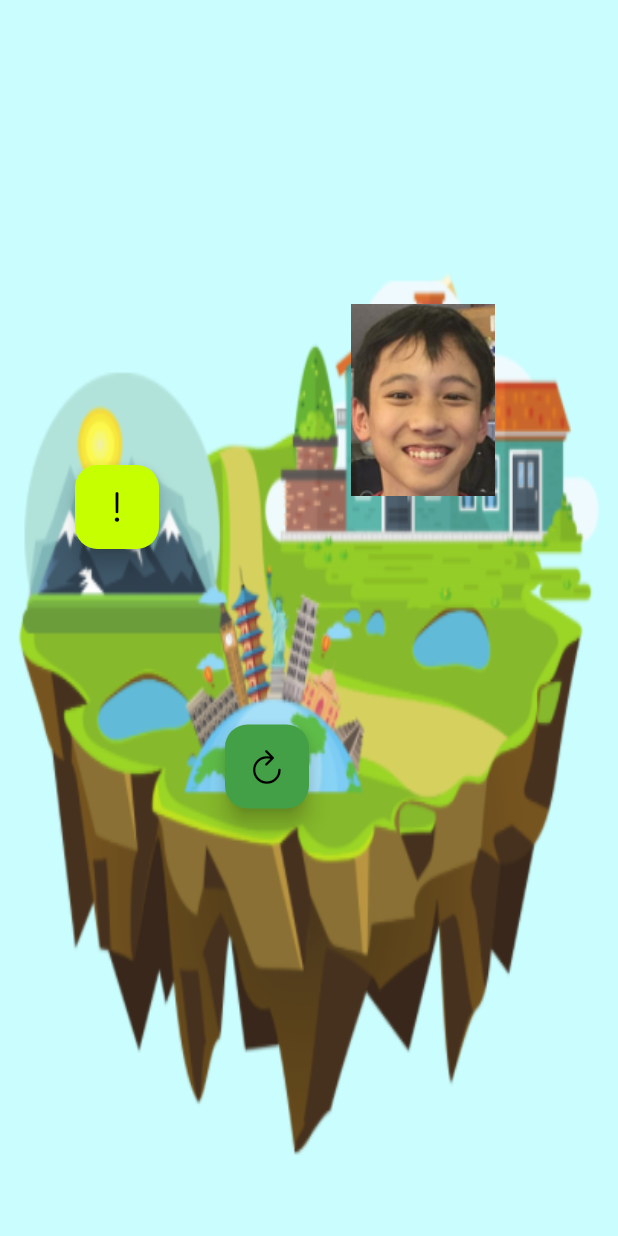
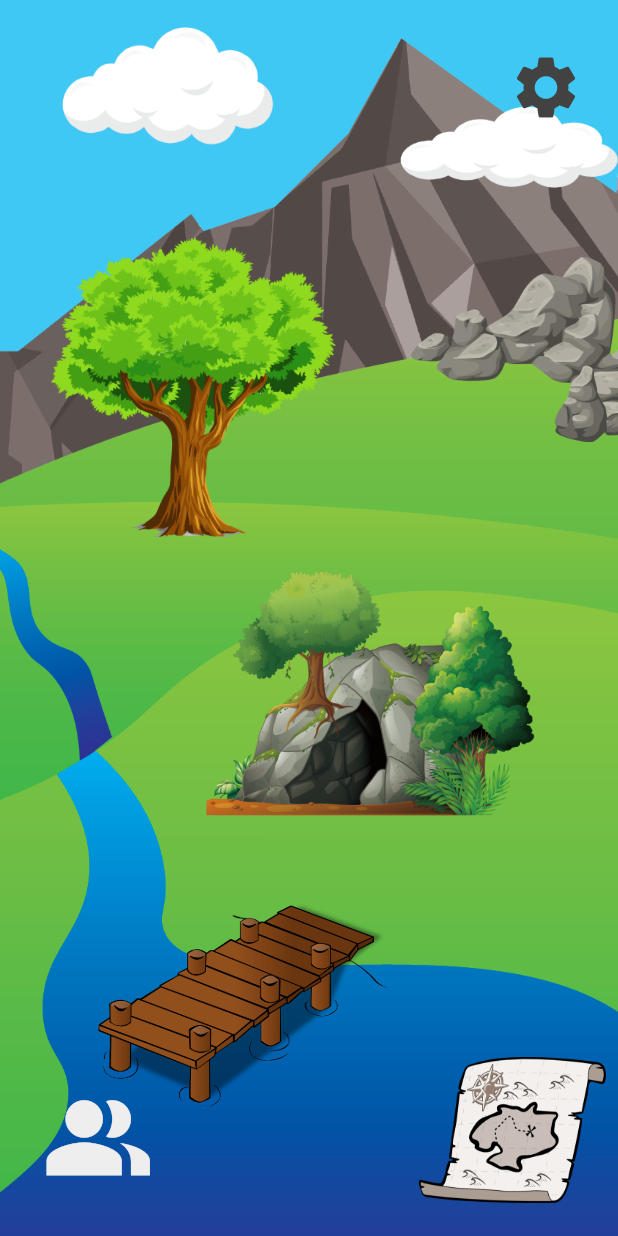
Before and after one commit to Impact2585/kolubra, a Flutter app: the screen it shows after launch, on a phone screen of 412 x 824 dp. Run offline on Flutter 3.47's test engine with Material 2 defaults, Android fonts, the phone set to English and light mode, and no system bars; missing offline and left inert: fit_kit, hovering.

Commit message:
Main screen

```diff
--- a/lib/Achievement.dart
+++ b/lib/Achievement.dart
@@ -76,7 +76,7 @@ class _Achievement extends State<Achievement> {
                               Text(
                                 ach.text,
                                 style: TextStyle(
-                                    fontSize: 30, color: Colors.white),
+                                    fontSize: 20, color: Colors.white),
                               ),
                               SizedBox(height: 5),
                               new Row(
@@ -86,13 +86,13 @@ class _Achievement extends State<Achievement> {
                                   Text(
                                     " " + ach.reward.toString(),
                                     style: TextStyle(
-                                        fontSize: 40,
+                                        fontSize: 20,
                                         color: Colors.limeAccent[400]),
                                   ),
                                   Text(
                                     " " + ach.achType,
                                     style: TextStyle(
-                                        fontSize: 40,
+                                        fontSize: 20,
                                         color: Colors.limeAccent[400]),
                                   ),
                                 ],
--- a/lib/AchievementTracker.dart
+++ b/lib/AchievementTracker.dart
@@ -46,14 +46,23 @@ class AchievementTracker {
                               Tab(
                                 child: Align(
                                   alignment: Alignment.center,
-                                  child: Text("QUESTS", textScaleFactor: 3),
+                                  child: Text(
+                                    "QUESTS",
+                                    textScaleFactor: 3,
+                                    style: TextStyle(
+                                        fontFamily: 'LeavesAndGround'),
+                                  ),
                                 ),
                               ),
                               Tab(
                                 child: Align(
                                   alignment: Alignment.center,
-                                  child:
-                                      Text("PROGRESSION", textScaleFactor: 3),
+                                  child: Text(
+                                    "Progression",
+                                    textScaleFactor: 3,
+                                    style: TextStyle(
+                                        fontFamily: 'LeavesAndGround'),
+                                  ),
                                 ),
                               ),
                             ]),
--- a/lib/main.dart
+++ b/lib/main.dart
@@ -4,7 +4,7 @@ import 'dart:typed_data';
 
 import 'package:flutter/material.dart';
 import 'package:flutter/services.dart';
-import 'package:hexagon/hexagon.dart';
+import "package:hovering/hovering.dart";
 import 'package:flutter/cupertino.dart';
 import 'package:cupertino_icons/cupertino_icons.dart';
 import 'package:fit_kit/fit_kit.dart';
@@ -71,7 +71,7 @@ class Kolubra extends StatelessWidget {
     return MaterialApp(
       title: 'Kolubra',
       theme: ThemeData(
-        fontFamily: 'LeavesAndGround',
+        fontFamily: 'KiwiMaru',
         // This is the theme of your application.
         //
         // Try running your application with "flutter run". You'll see the
@@ -184,35 +184,33 @@ class HomeState extends State<Home> {
         ),
         child: Stack(
           children: <Widget>[
-            Positioned(
-              left: 40.0,
-              top: 300,
-              child: Padding(
-                padding: EdgeInsets.all(10),
-                child: FloatingActionButton(
-                  heroTag: null,
+            Align(
+                alignment: Alignment.bottomRight,
+                child: Material(
+                    color: Colors.transparent,
+                    child: IconButton(
+                      splashRadius: 62,
+                      icon: Image.asset('assets/quests.png'),
+                      iconSize: 125,
                       onPressed: () {
+                        print(Image.asset('assets.quest.png').width);
                         showDialog(
                           context: context,
                           builder: (BuildContext context) =>
                               _achievementTracker.buildQuestDialog(context),
                         );
                       },
-                  child: Icon(CupertinoIcons.exclamationmark,
-                      color: Colors.black, size: 25),
-                  backgroundColor: Colors.limeAccent[400],
-                  shape: RoundedRectangleBorder(
-                      borderRadius: BorderRadius.all(Radius.circular(15.0))),
-                ),
-              ),
-            ),
+                    ))),
             Positioned(
-              left: 140.0,
-              bottom: 275,
-              child: Padding(
-                padding: EdgeInsets.all(10),
-                child: FloatingActionButton(
-                  heroTag: null,
+                left: 20,
+                bottom: 20,
+                child: Material(
+                    color: Colors.transparent,
+                    child: IconButton(
+                      splashRadius: 40,
+                      color: Colors.grey[200],
+                      icon: Icon(Icons.people_alt),
+                      iconSize: 75,
                       onPressed: () {
                         read();
                         print(result);
@@ -222,14 +220,7 @@ class HomeState extends State<Home> {
                               _buildSyncDialog(context),
                         );
                       },
-                  child: Icon(CupertinoIcons.refresh,
-                      color: Colors.black, size: 25),
-                  backgroundColor: Colors.green[600],
-                  shape: RoundedRectangleBorder(
-                      borderRadius: BorderRadius.all(Radius.circular(15.0))),
-                ),
-              ),
-            ),
+                    ))),
             // Align(
             //   alignment: Alignment.bottomCenter,
             //   child: Padding(
@@ -252,11 +243,75 @@ class HomeState extends State<Home> {
             //     ),
             //   ),
             // ),
+            // Positioned(
+            //   right: 80.0,
+            //   top: 200,
+            //   child: Image.asset(currentForm, width: 100),
+            // ),
             Positioned(
-              right: 80.0,
-              top: 200,
-              child: Image.asset(currentForm, width: 100),
-            ),
+                right: 15,
+                top: 25,
+                child: Material(
+                    color: Colors.transparent,
+                    child: IconButton(
+                      splashRadius: 25,
+                      color: Colors.grey[800],
+                      icon: Icon(Icons.settings),
+                      iconSize: 50,
+                      onPressed: () {},
+                    ))),
+            Positioned(
+                left: 125,
+                bottom: 250,
+                child: Material(
+                    color: Colors.transparent,
+                    child: IconButton(
+                      splashRadius: 112,
+                      icon: Image.asset('assets/Environments/cave.png'),
+                      iconSize: 225,
+                      onPressed: () {
+                        print("cave");
+                      },
+                    ))),
+            Positioned(
+                right: -20,
+                top: 150,
+                child: Material(
+                    color: Colors.transparent,
+                    child: IconButton(
+                      splashRadius: 75,
+                      icon: Image.asset('assets/Environments/rocks.png'),
+                      iconSize: 150,
+                      onPressed: () {
+                        print("rocks");
+                      },
+                    ))),
+            Positioned(
+                right: 175,
+                top: 150,
+                child: Material(
+                    color: Colors.transparent,
+                    child: IconButton(
+                      splashRadius: 100,
+                      icon: Image.asset('assets/Environments/tree.png'),
+                      iconSize: 200,
+                      onPressed: () {
+                        print("tree");
+                      },
+                    ))),
+            Positioned(
+                left: 50,
+                bottom: 70,
+                child: Material(
+                    color: Colors.transparent,
+                    child: IconButton(
+                      splashRadius: 100,
+                      icon: Image.asset('assets/Environments/pier.png'),
+                      iconSize: 200,
+                      onPressed: () {
+                        print("pier");
+                      },
+                    ))),
           ],
         ));
   }
```
Also changed, not shown: pubspec.yaml (+11 -2 lines), assets/Environments/cave.png (added), assets/Environments/pier.png (added), assets/Environments/pond.png (added), assets/Environments/rocks.png (added), assets/Environments/tree.png (added), assets/Fonts/leaves_and_ground.ttf (renamed from assets/leaves_and_ground.ttf), assets/background-backup.png (added), assets/background-backup2.png (added), assets/background.png, assets/quests.png (added), pubspec.lock, 1 other file. Lines whose indentation alone changed are shown as unchanged.
